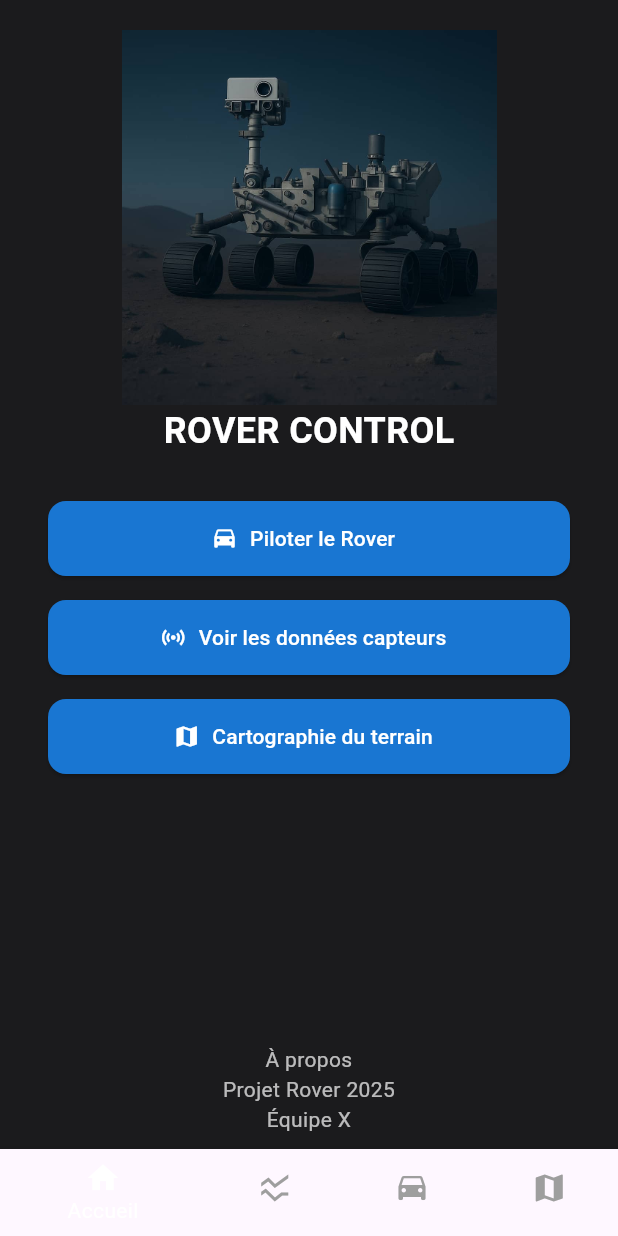
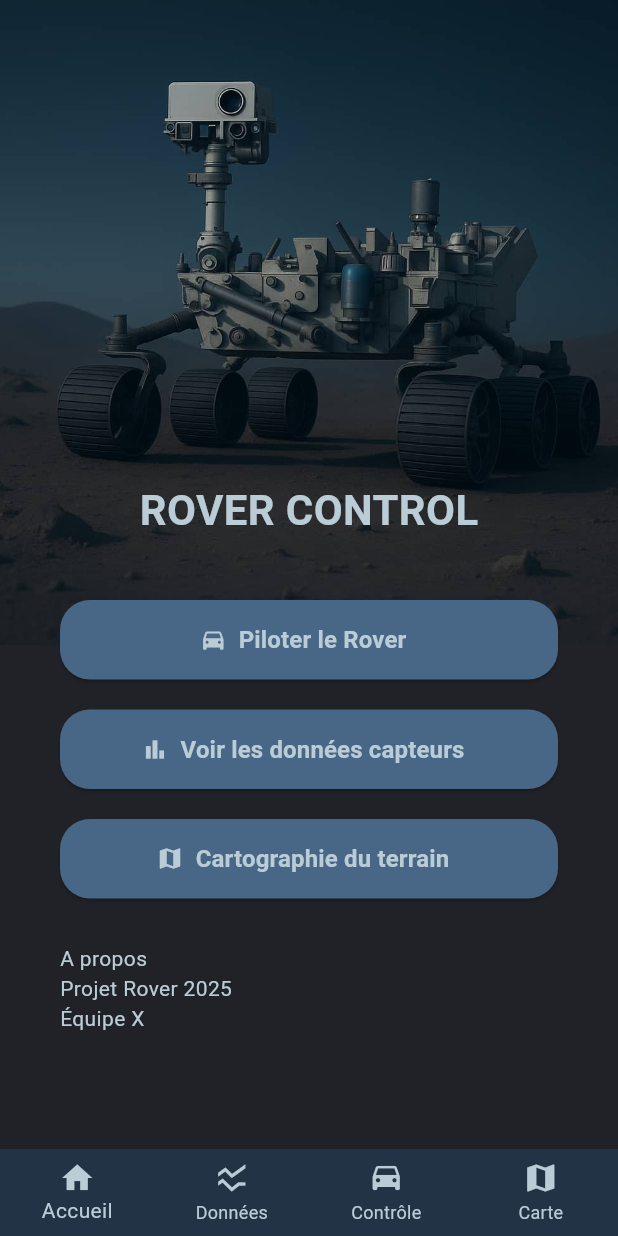
Before and after one commit to moh-383/appp, a Flutter app: the screen it shows after launch, on a phone screen of 412 x 824 dp. Run offline on Flutter 3.47's test engine with Material 3 defaults, Android fonts, the phone set to English and light mode, and no system bars.

Commit message:
Page d'acceuil prète

```diff
--- a/lib/main.dart
+++ b/lib/main.dart
@@ -1,5 +1,6 @@
 import 'package:flutter/material.dart';
 import 'package:appp/screens/home_screen.dart';
+import 'package:appp/theme/app_colors.dart';
 
 void main() {
   runApp(const MyApp());
@@ -10,10 +11,19 @@ class MyApp extends StatelessWidget {
 
   @override
   Widget build(BuildContext context) {
-    return const MaterialApp(
+    return MaterialApp(
       title: 'ROVER CONTROL',
       debugShowCheckedModeBanner: false,
-      home:  HomeScreen(),
+      theme: ThemeData(
+        useMaterial3: true,
+        scaffoldBackgroundColor: AppColors.background,
+        bottomNavigationBarTheme: BottomNavigationBarThemeData(
+          backgroundColor: AppColors.navBarColor,
+          selectedItemColor: AppColors.textColor,
+          unselectedItemColor: AppColors.textColor,
+        ),
+      ),
+      home: const HomeScreen(),
     );
   }
 }
--- a/lib/screens/home_screen.dart
+++ b/lib/screens/home_screen.dart
@@ -1,4 +1,6 @@
 import 'package:flutter/material.dart';
+import '../theme/app_colors.dart';
+import '../widgets/custom_button.dart';
 
 class HomeScreen extends StatelessWidget {
   const HomeScreen({super.key});
@@ -6,93 +8,98 @@ class HomeScreen extends StatelessWidget {
   @override
   Widget build(BuildContext context) {
     return Scaffold(
-      backgroundColor: const Color(0xFF1B1B1D),
-      body: SafeArea(
-        child: Column(
-          children: <Widget>[
-            const SizedBox(height: 20),
+      backgroundColor: AppColors.background,
+      body: Stack(
+        children: [
+          // IMAGE DE FOND (avec hauteur contrôlée)
+          Positioned(
+            top: 0,
+            left: 0,
+            right: 0,
+            child: Image.asset(
+              'assets/Rover.jpg',
+              height: 430, // Contrôle de la hauteur
+              fit: BoxFit.cover,
+            ),
+          ),
 
-            // IMAGE DU ROVER
-            Image.asset(
-              'assets/Rover.jpg',
-              height: 250,
-              fit: BoxFit.contain,
-            ),
-
-            const Text(
-              'ROVER CONTROL',
-              style: TextStyle(
-                fontSize: 24,
-                fontWeight: FontWeight.bold,
-                color: Colors.white,
-              ),
-            ),
-
-
-
-            // TITRE
-
-            const SizedBox(height: 30),
-
-            // BUTTONS
-            Padding(
-              padding: const EdgeInsets.symmetric(horizontal: 32),
+          // CONTENU AVANT-PLAN
+          SingleChildScrollView(
+            child: Padding(
+              padding: const EdgeInsets.fromLTRB(40, 320, 40, 60), // Positionne les éléments en dessous de l’image
               child: Column(
+                crossAxisAlignment: CrossAxisAlignment.start,
                 children: [
-                  _buildButton(context, Icons.drive_eta, 'Piloter le Rover'),
-                  _buildButton(context, Icons.sensors, 'Voir les données capteurs'),
-                  _buildButton(context, Icons.map, 'Cartographie du terrain'),
+                  Center(
+                    child: Text(
+                      'ROVER CONTROL',
+                      style: TextStyle(
+                        fontSize: 28,
+                        fontWeight: FontWeight.bold,
+                        color: AppColors.textColor,
+                      ),
+                    ),
+                  ),
+                  const SizedBox(height: 40),
+                  CustomButton(
+                    text: 'Piloter le Rover',
+                    icon: Icons.directions_car,
+                    onPressed: () {},
+                  ),
+                  const SizedBox(height: 20),
+                  CustomButton(
+                    text: 'Voir les données capteurs',
+                    icon: Icons.bar_chart,
+                    onPressed: () {},
+                  ),
+                  const SizedBox(height: 20),
+                  CustomButton(
+                    text: 'Cartographie du terrain',
+                    icon: Icons.map,
+                    onPressed: () {},
+                  ),
+                  const SizedBox(height: 30),
+                  const Text(
+                    'A propos\nProjet Rover 2025\nÉquipe X',
+                    textAlign: TextAlign.left,
+                    style: TextStyle(
+                      color: AppColors.textColor,
+                      fontSize: 14,
+                    ),
+                  ),
                 ],
               ),
             ),
-
-            const Spacer(),
-
-            // A PROPOS
-            const Text(
-              'À propos\nProjet Rover 2025\nÉquipe X',
-              textAlign: TextAlign.center,
-              style: TextStyle(color: Colors.white70),
-            ),
-
-            const SizedBox(height: 10),
-          ],
-        ),
+          ),
+        ],
       ),
 
       // NAVIGATION BASSE
       bottomNavigationBar: BottomNavigationBar(
-        backgroundColor: const Color(0xFF2B2B2E),
-        selectedItemColor: Colors.white,
-        unselectedItemColor: Colors.grey,
+        type: BottomNavigationBarType.fixed,
+        backgroundColor: AppColors.navBarColor,
+        selectedItemColor: AppColors.textColor,
+        unselectedItemColor: AppColors.textColor,
+        currentIndex: 0,
+        onTap: (index) {}, // À remplir plus tard
         items: const [
-          BottomNavigationBarItem(icon: Icon(Icons.home), label: 'Accueil'),
-          BottomNavigationBarItem(icon: Icon(Icons.ssid_chart), label: 'Données'),
-          BottomNavigationBarItem(icon: Icon(Icons.drive_eta), label: 'Contrôle'),
-          BottomNavigationBarItem(icon: Icon(Icons.map), label: 'Carte'),
+          BottomNavigationBarItem(
+            icon: Icon(Icons.home),
+            label: 'Accueil',
+          ),
+          BottomNavigationBarItem(
+            icon: Icon(Icons.ssid_chart),
+            label: 'Données',
+          ),
+          BottomNavigationBarItem(
+            icon: Icon(Icons.drive_eta),
+            label: 'Contrôle',
+          ),
+          BottomNavigationBarItem(
+            icon: Icon(Icons.map),
+            label: 'Carte',
+          ),
         ],
-        currentIndex: 0,
-        onTap: (index) {
-          // Navigation à gérer plus tard
-        },
-      ),
-    );
-  }
-
-  Widget _buildButton(BuildContext context, IconData icon, String text) {
-    return Padding(
-      padding: const EdgeInsets.only(bottom: 16.0),
-      child: ElevatedButton.icon(
-        style: ElevatedButton.styleFrom(
-          backgroundColor: Colors.blue.shade700,
-          minimumSize: const Size.fromHeight(50),
-          shape: RoundedRectangleBorder(borderRadius: BorderRadius.circular(12)),
-        ),
-        onPressed: () {
-          // Action à définir
-        },
-        icon: Icon(icon, color: Colors.white),
-        label: Text(text, style: const TextStyle(color: Colors.white)),
       ),
     );
   }
--- /dev/null
+++ b/lib/theme/app_colors.dart
@@ -0,0 +1,10 @@
+import 'package:flutter/material.dart';
+
+class AppColors {
+  static const Color background = Color(0xFF202228);
+  static const Color textColor = Color(0xFFBACCD6);
+  static const Color buttonColor = Color(0xFF486685);
+  static const Color navBarColor = Color(0xFF213345);
+  static const Color iconColor = Color(0xFFBACCD6);
+
+}
--- a/lib/widgets/custom_button.dart
+++ b/lib/widgets/custom_button.dart
@@ -0,0 +1,41 @@
+import 'package:flutter/material.dart';
+import '../theme/app_colors.dart';
+
+class CustomButton extends StatelessWidget {
+  final String text;
+  final IconData icon;
+  final VoidCallback onPressed;
+
+  const CustomButton({
+    super.key,
+    required this.text,
+    required this.icon,
+    required this.onPressed,
+  });
+
+  @override
+  Widget build(BuildContext context) {
+    return SizedBox(
+      width: 361,
+      height: 53,
+      child: ElevatedButton.icon(
+        style: ElevatedButton.styleFrom(
+          backgroundColor: AppColors.buttonColor,
+          shape: RoundedRectangleBorder(
+            borderRadius: BorderRadius.circular(20),
+          ),
+        ),
+        icon: Icon(icon, color: AppColors.iconColor),
+        label: Text(
+          text,
+          style: const TextStyle(
+            color: AppColors.textColor,
+            fontWeight: FontWeight.w600,
+            fontSize: 16,
+          ),
+        ),
+        onPressed: onPressed,
+      ),
+    );
+  }
+}
```
